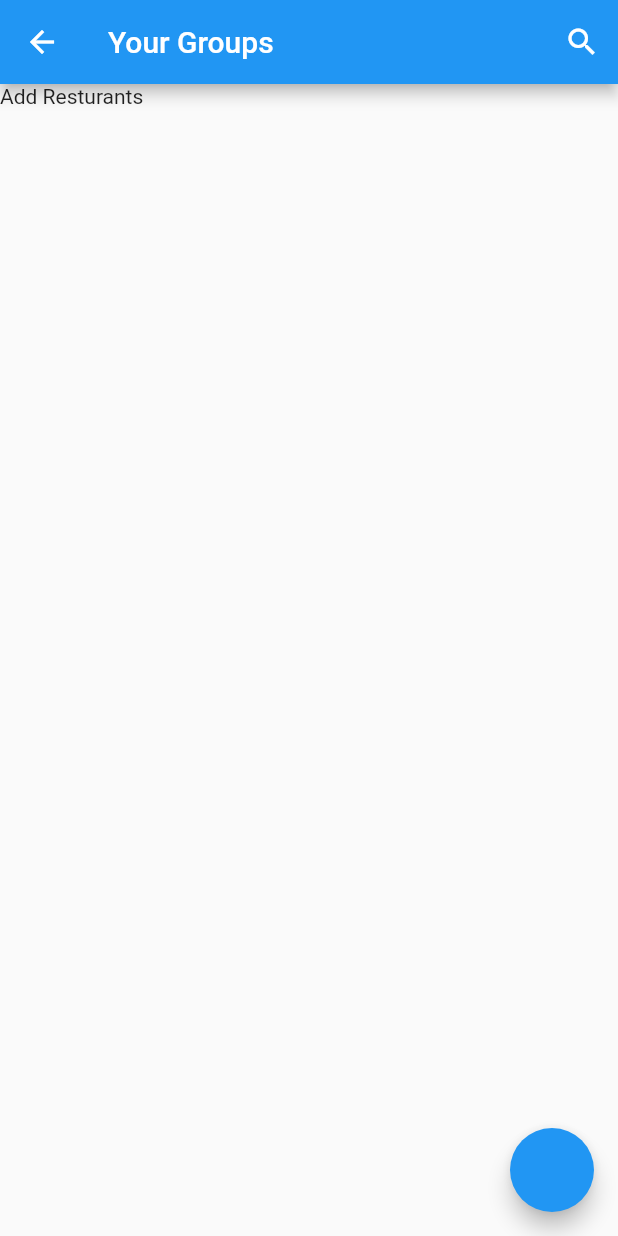
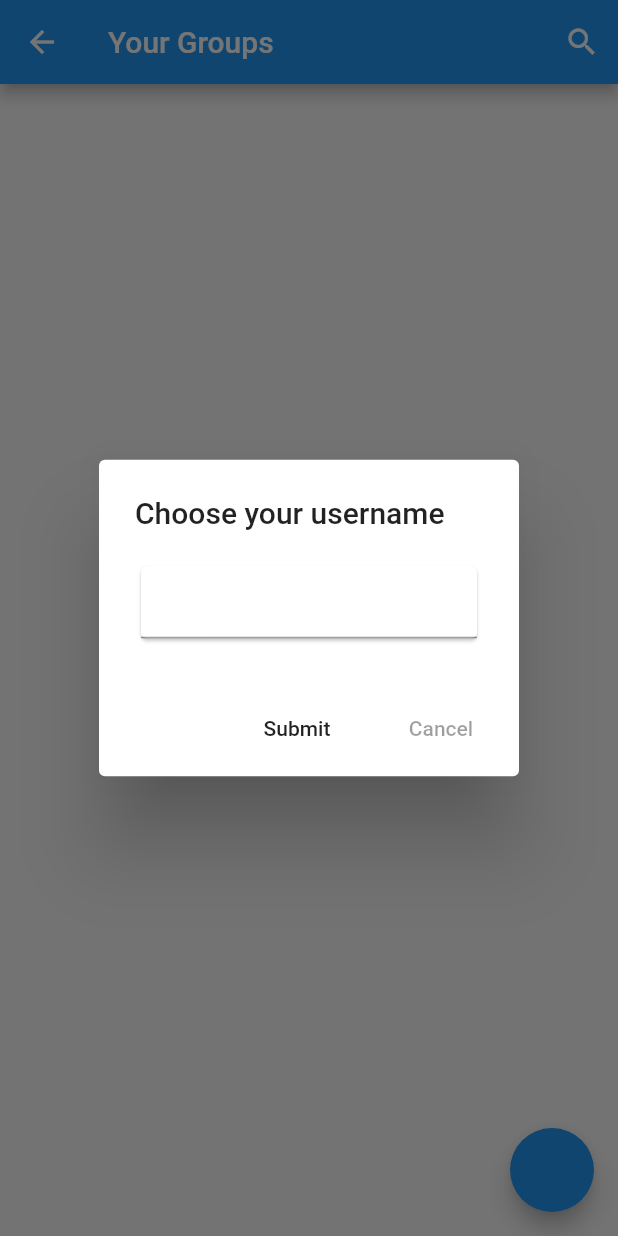
Before and after one commit to partnercloudsupport/Food-Run, a Flutter app: the GroupsListScreen screen opened directly with empty values, on a phone screen of 412 x 824 dp. Run offline on Flutter 3.47's test engine with Material 2 defaults, Android fonts, the phone set to English and light mode, and no system bars; our stand-ins replace cloud_firestore, firebase_auth, flare_flutter, fluttertoast, google_sign_in, rxdart and 1 more; accounts and stored records are empty.

Commit message:
Working on username dialog

```diff
--- a/food_run_rebloc/lib/Bloc/UsersBloc.dart
+++ b/food_run_rebloc/lib/Bloc/UsersBloc.dart
@@ -249,6 +249,21 @@ class UsersBloc {
       print("Got users");
     }
   }
+
+  Future<bool> usernameIsAvailable(String username) async {
+    QuerySnapshot querySnapshot = await Firestore.instance
+        .collection(usersCollectionRefrence)
+        .where(
+          "testName",
+          isEqualTo: username.toUpperCase(),
+        )
+        .getDocuments();
+    if (querySnapshot.documents.length > 0) {
+      return false;
+    } else {
+      return true;
+    }
+  }
 }
 
 class FirebaseAuthData {
--- a/food_run_rebloc/lib/Model/User.dart
+++ b/food_run_rebloc/lib/Model/User.dart
@@ -1,6 +1,10 @@
 import 'package:cloud_firestore/cloud_firestore.dart';
 import 'package:food_run_rebloc/Model/Group.dart';
 
+/*
+Test name is upper case version of the name.
+There to help us check if a username is taken
+ */
 class User {
   String id;
   String name;
@@ -9,15 +13,17 @@ class User {
   List<String> adminForGroups;
   List<String> groupIds;
   List<String> volunteeredGroups;
-  User({
-    this.id,
-    this.name,
-    this.volunteeredGroups,
-    this.adminForGroups,
-    this.email,
-    this.password,
-    this.groupIds,
-  });
+  String testName;
+  User(
+      {this.id,
+      this.name,
+      this.volunteeredGroups,
+      this.adminForGroups,
+      this.email,
+      this.password,
+      this.groupIds}) {
+    this.testName = name.toUpperCase();
+  }
   @override
   bool operator ==(other) {
     if (other is User) {
--- a/food_run_rebloc/lib/Screen/GroupsListScreen.dart
+++ b/food_run_rebloc/lib/Screen/GroupsListScreen.dart
@@ -12,6 +12,7 @@ import 'package:food_run_rebloc/Screen/AddEditGroupScreen.dart';
 import 'package:food_run_rebloc/Screen/ResturantsListScreen.dart';
 import 'package:food_run_rebloc/Widgets/GroupListItem.dart';
 import 'package:food_run_rebloc/Widgets/GroupSearch.dart';
+import 'package:food_run_rebloc/Widgets/UsernameDialog.dart';
 import 'package:rxdart/rxdart.dart';
 
 class GroupsListScreen extends StatefulWidget {
@@ -28,13 +29,26 @@ class GroupsListScreen extends StatefulWidget {
 class GroupsListScreenState extends State<GroupsListScreen> {
   GroupsBloc groupsBloc;
   UsersBloc usersBloc;
-  User user = User();
+  User user;
   GroupsListScreenState({this.usersBloc, this.groupsBloc}) {
     user = usersBloc.signedInUser;
     usersBloc.userStream.listen((user) {
       setState(() {
         this.user = user;
       });
+    });
+  }
+
+  @override
+  void initState() {
+    super.initState();
+    WidgetsBinding.instance.addPostFrameCallback((_) async {
+      await showDialog(
+        context: context,
+        builder: (BuildContext context) => UsernameDialog(
+              usersBloc: usersBloc,
+            ),
+      );
     });
   }
 
@@ -56,12 +70,24 @@ class GroupsListScreenState extends State<GroupsListScreen> {
               })
         ],
       ),
-      body: StreamBuilder(
+      body: _hasUsername() ? _buildGroupsList() : Container(),
+      floatingActionButton: FloatingActionButton(onPressed: () {
+        Navigator.push(
+            context,
+            MaterialPageRoute(
+                builder: (context) =>
+                    AddEditGroupScreen(isEdit: false, groupsBloc: groupsBloc)));
+      }),
+    );
+  }
+
+  Widget _buildGroupsList() {
+    return StreamBuilder(
         stream: groupsBloc.getUsersGroups(user),
         builder: (context, AsyncSnapshot<List<Group>> asyncSnapshot) {
           if (asyncSnapshot.hasData) {
             if (asyncSnapshot.data.length == 0) {
-                return Text("Add Resturants");
+              return Text("Add Group");
             }
             return ListView(
               children: asyncSnapshot.data
@@ -73,8 +99,7 @@ class GroupsListScreenState extends State<GroupsListScreen> {
                                 user: user,
                                 groupsBloc: groupsBloc,
                                 usersBloc: usersBloc,
-                                  sharedPreferencesBloc:
-                                      SharedPreferencesBloc(),
+                                sharedPreferencesBloc: SharedPreferencesBloc(),
                                 resturantsAndOrdersBloc:
                                     ResturantsAndOrdersBloc(group),
                                 group: group,
@@ -105,14 +130,13 @@ class GroupsListScreenState extends State<GroupsListScreen> {
               ],
             );
           }
-          }),
-      floatingActionButton: FloatingActionButton(onPressed: () {
-        Navigator.push(
-            context,
-            MaterialPageRoute(
-                builder: (context) =>
-                    AddEditGroupScreen(isEdit: false, groupsBloc: groupsBloc)));
-      }),
-    );
+        });
+  }
+
+  _hasUsername() {
+    if (user.name == "" || user.name == null) {
+      return false;
+    }
+    return true;
   }
 }
--- /dev/null
+++ b/food_run_rebloc/lib/Widgets/UsernameDialog.dart
@@ -0,0 +1,105 @@
+import 'package:flutter/material.dart';
+import 'package:food_run_rebloc/Bloc/UsersBloc.dart';
+import 'package:food_run_rebloc/Model/Group.dart';
+
+class UsernameDialog extends StatefulWidget {
+  final UsersBloc usersBloc;
+
+  UsernameDialog({@required this.usersBloc});
+
+  @override
+  State<StatefulWidget> createState() {
+    return UsernameDialogState();
+  }
+}
+
+class UsernameDialogState extends State<UsernameDialog> {
+  static final GlobalKey<FormState> _usernameKey = new GlobalKey<FormState>();
+  TextEditingController _usernameController = new TextEditingController();
+  bool _isUsernameAvailable;
+  String _username;
+
+  UsernameDialogState() {
+    if (_username != null) {
+      widget.usersBloc.usernameIsAvailable(_username).then((isAvailable) {
+        setState(() {
+          _isUsernameAvailable = isAvailable;
+        });
+      });
+    }
+  }
+
+  @override
+  Widget build(BuildContext context) {
+    return AlertDialog(
+        title: Text("Choose your username"),
+        actions: <Widget>[
+          FlatButton(
+            child: Text("Submit"),
+            onPressed: () {
+              if (_usernameKey.currentState.validate()) {
+                _usernameKey.currentState.save();
+                widget.usersBloc
+                    .usernameIsAvailable(_usernameController.text.toString())
+                    .then((isAvailable) {
+                  setState(() {
+                    _isUsernameAvailable = isAvailable;
+                  });
+                });
+              }
+            },
+          ),
+          FlatButton(
+            child: Text("Cancel"),
+            onPressed: null,
+          ),
+        ],
+        content: Card(
+          child: Column(
+            mainAxisSize: MainAxisSize.min,
+            children: <Widget>[
+              Row(
+                children: <Widget>[
+                  Flexible(
+                    child: Form(
+                      key: _usernameKey,
+                      child: TextFormField(
+                        controller: _usernameController,
+                        validator: (username) {
+                          if (username == null || username == "") {
+                            return "Username can't be empty";
+                          }
+                          return null;
+                        },
+                        onSaved: (username) => setState(() {
+                              _username = username;
+                            }),
+                        onFieldSubmitted: (username) => setState(() {
+                              _username = username;
+                            }),
+                      ),
+                    ),
+                  ),
+                  _trailingWidget()
+                ],
+              )
+            ],
+          ),
+        ));
+  }
+
+  Widget _trailingWidget() {
+    if (_isUsernameAvailable == null) {
+      return Container();
+    }
+    return _isUsernameAvailable
+        ? Icon(
+            Icons.check,
+            color: Colors.green,
+          )
+        : Icon(
+            Icons.clear,
+            color: Colors.red,
+          );
+  }
+}
```
Lines whose indentation alone changed are shown as unchanged.
